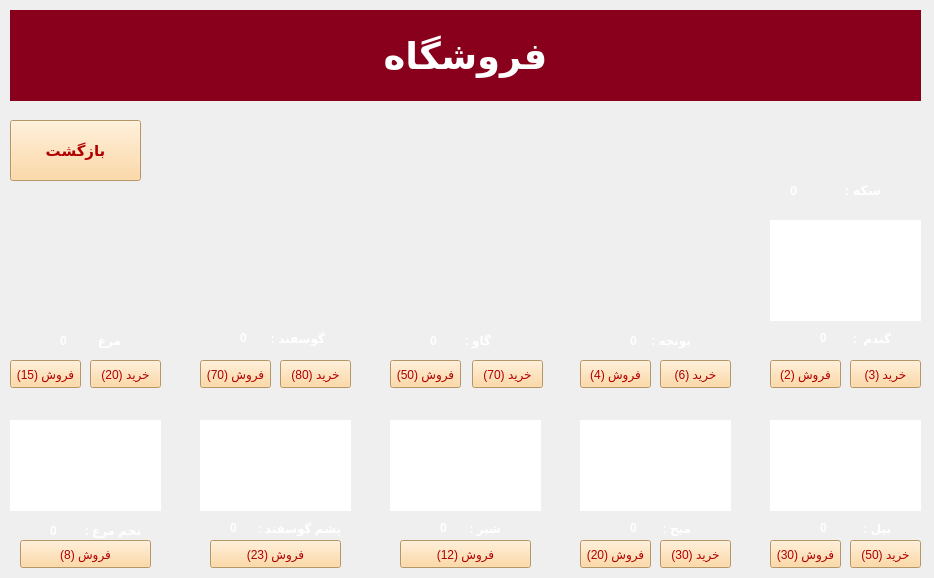
Old version of the form Store.ui in the repository Mahdi-Ghasemii/AP_Project.
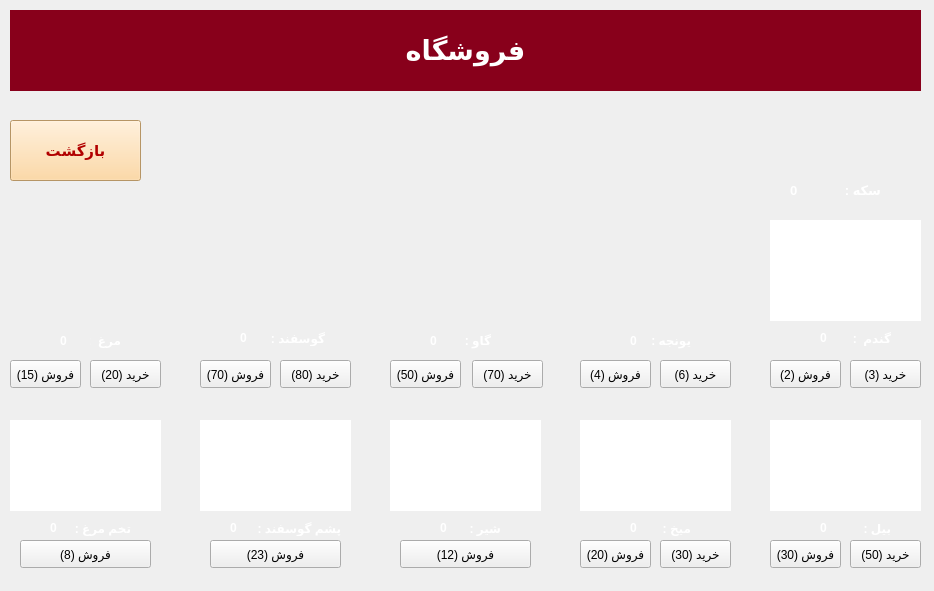
New version of the form. Icons and pictures are not drawn.

Diff of the .ui file:
```diff
--- a/Store.ui
+++ b/Store.ui
@@ -7,7 +7,7 @@
     <x>0</x>
     <y>0</y>
     <width>934</width>
-    <height>578</height>
+    <height>591</height>
    </rect>
   </property>
   <property name="windowTitle">
@@ -119,9 +119,7 @@
     <cursorShape>PointingHandCursor</cursorShape>
    </property>
    <property name="styleSheet">
-    <string notr="true">color: rgb(177, 0, 0);
-background-color: rgb(255, 208, 141);
-</string>
+    <string notr="true"/>
    </property>
    <property name="text">
     <string>خرید (70)</string>
@@ -197,10 +195,10 @@
   <widget class="QLabel" name="label_7">
    <property name="geometry">
     <rect>
-     <x>80</x>
+     <x>70</x>
      <y>520</y>
      <width>61</width>
-     <height>20</height>
+     <height>16</height>
     </rect>
    </property>
    <property name="font">
@@ -333,7 +331,7 @@
      <x>50</x>
      <y>520</y>
      <width>20</width>
-     <height>21</height>
+     <height>16</height>
     </rect>
    </property>
    <property name="font">
@@ -724,9 +722,7 @@
     <cursorShape>PointingHandCursor</cursorShape>
    </property>
    <property name="styleSheet">
-    <string notr="true">color: rgb(177, 0, 0);
-background-color: rgb(255, 208, 141);
-</string>
+    <string notr="true"/>
    </property>
    <property name="text">
     <string>خرید (80)</string>
@@ -745,9 +741,7 @@
     <cursorShape>PointingHandCursor</cursorShape>
    </property>
    <property name="styleSheet">
-    <string notr="true">color: rgb(177, 0, 0);
-background-color: rgb(255, 208, 141);
-</string>
+    <string notr="true"/>
    </property>
    <property name="text">
     <string>فروش (50)</string>
@@ -766,9 +760,7 @@
     <cursorShape>PointingHandCursor</cursorShape>
    </property>
    <property name="styleSheet">
-    <string notr="true">color: rgb(177, 0, 0);
-background-color: rgb(255, 208, 141);
-</string>
+    <string notr="true"/>
    </property>
    <property name="text">
     <string>فروش (70)</string>
@@ -787,9 +779,7 @@
     <cursorShape>PointingHandCursor</cursorShape>
    </property>
    <property name="styleSheet">
-    <string notr="true">color: rgb(177, 0, 0);
-background-color: rgb(255, 208, 141);
-</string>
+    <string notr="true"/>
    </property>
    <property name="text">
     <string>خرید (20)</string>
@@ -808,9 +798,7 @@
     <cursorShape>PointingHandCursor</cursorShape>
    </property>
    <property name="styleSheet">
-    <string notr="true">color: rgb(177, 0, 0);
-background-color: rgb(255, 208, 141);
-</string>
+    <string notr="true"/>
    </property>
    <property name="text">
     <string>فروش (15)</string>
@@ -829,9 +817,7 @@
     <cursorShape>PointingHandCursor</cursorShape>
    </property>
    <property name="styleSheet">
-    <string notr="true">color: rgb(177, 0, 0);
-background-color: rgb(255, 208, 141);
-</string>
+    <string notr="true"/>
    </property>
    <property name="text">
     <string>خرید (30)</string>
@@ -850,9 +836,7 @@
     <cursorShape>PointingHandCursor</cursorShape>
    </property>
    <property name="styleSheet">
-    <string notr="true">color: rgb(177, 0, 0);
-background-color: rgb(255, 208, 141);
-</string>
+    <string notr="true"/>
    </property>
    <property name="text">
     <string>فروش (20)</string>
@@ -871,9 +855,7 @@
     <cursorShape>PointingHandCursor</cursorShape>
    </property>
    <property name="styleSheet">
-    <string notr="true">color: rgb(177, 0, 0);
-background-color: rgb(255, 208, 141);
-</string>
+    <string notr="true"/>
    </property>
    <property name="text">
     <string>فروش (4)</string>
@@ -892,9 +874,7 @@
     <cursorShape>PointingHandCursor</cursorShape>
    </property>
    <property name="styleSheet">
-    <string notr="true">color: rgb(177, 0, 0);
-background-color: rgb(255, 208, 141);
-</string>
+    <string notr="true"/>
    </property>
    <property name="text">
     <string>خرید (6)</string>
@@ -913,9 +893,7 @@
     <cursorShape>PointingHandCursor</cursorShape>
    </property>
    <property name="styleSheet">
-    <string notr="true">color: rgb(177, 0, 0);
-background-color: rgb(255, 208, 141);
-</string>
+    <string notr="true"/>
    </property>
    <property name="text">
     <string>خرید (3)</string>
@@ -934,9 +912,7 @@
     <cursorShape>PointingHandCursor</cursorShape>
    </property>
    <property name="styleSheet">
-    <string notr="true">color: rgb(177, 0, 0);
-background-color: rgb(255, 208, 141);
-</string>
+    <string notr="true"/>
    </property>
    <property name="text">
     <string>فروش (2)</string>
@@ -955,9 +931,7 @@
     <cursorShape>PointingHandCursor</cursorShape>
    </property>
    <property name="styleSheet">
-    <string notr="true">color: rgb(177, 0, 0);
-background-color: rgb(255, 208, 141);
-</string>
+    <string notr="true"/>
    </property>
    <property name="text">
     <string>فروش (8)</string>
@@ -976,9 +950,7 @@
     <cursorShape>PointingHandCursor</cursorShape>
    </property>
    <property name="styleSheet">
-    <string notr="true">color: rgb(177, 0, 0);
-background-color: rgb(255, 208, 141);
-</string>
+    <string notr="true"/>
    </property>
    <property name="text">
     <string>فروش (23)</string>
@@ -997,9 +969,7 @@
     <cursorShape>PointingHandCursor</cursorShape>
    </property>
    <property name="styleSheet">
-    <string notr="true">color: rgb(177, 0, 0);
-background-color: rgb(255, 208, 141);
-</string>
+    <string notr="true"/>
    </property>
    <property name="text">
     <string>خرید (50)</string>
@@ -1018,9 +988,7 @@
     <cursorShape>PointingHandCursor</cursorShape>
    </property>
    <property name="styleSheet">
-    <string notr="true">color: rgb(177, 0, 0);
-background-color: rgb(255, 208, 141);
-</string>
+    <string notr="true"/>
    </property>
    <property name="text">
     <string>فروش (30)</string>
@@ -1039,9 +1007,7 @@
     <cursorShape>PointingHandCursor</cursorShape>
    </property>
    <property name="styleSheet">
-    <string notr="true">color: rgb(177, 0, 0);
-background-color: rgb(255, 208, 141);
-</string>
+    <string notr="true"/>
    </property>
    <property name="text">
     <string>فروش (12)</string>
@@ -1148,12 +1114,12 @@
      <x>10</x>
      <y>10</y>
      <width>911</width>
-     <height>91</height>
+     <height>81</height>
     </rect>
    </property>
    <property name="font">
     <font>
-     <pointsize>28</pointsize>
+     <pointsize>20</pointsize>
      <weight>75</weight>
      <bold>true</bold>
     </font>
```
Left out of the diff: 4 changed lines with no effect on the pictures.
